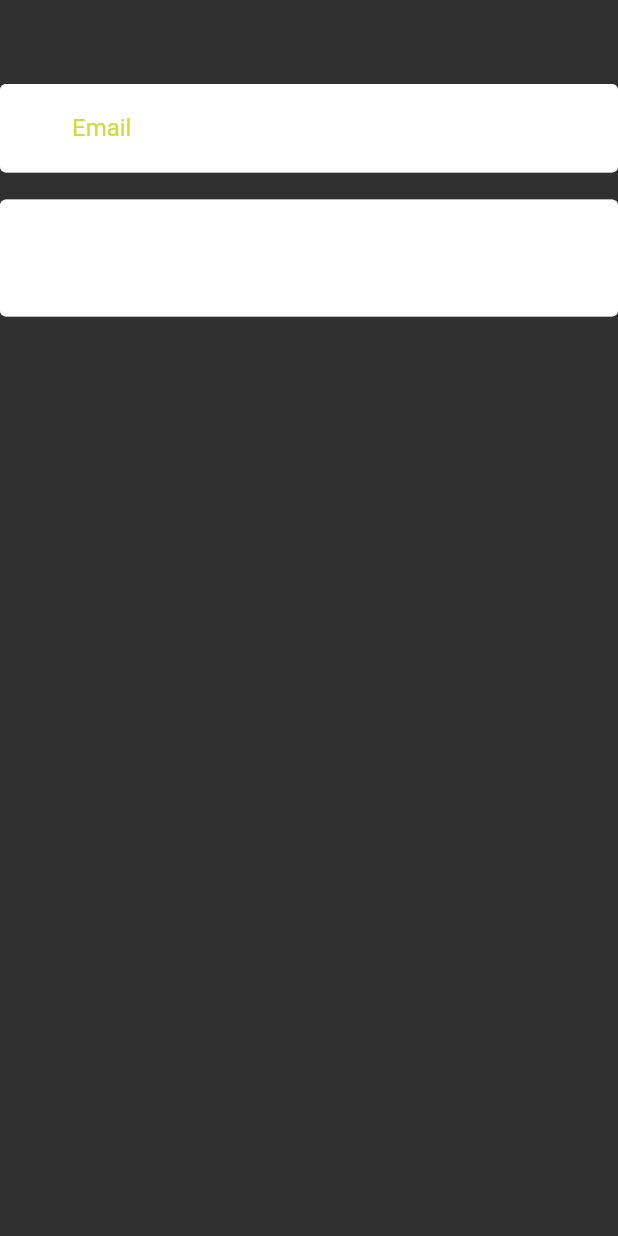
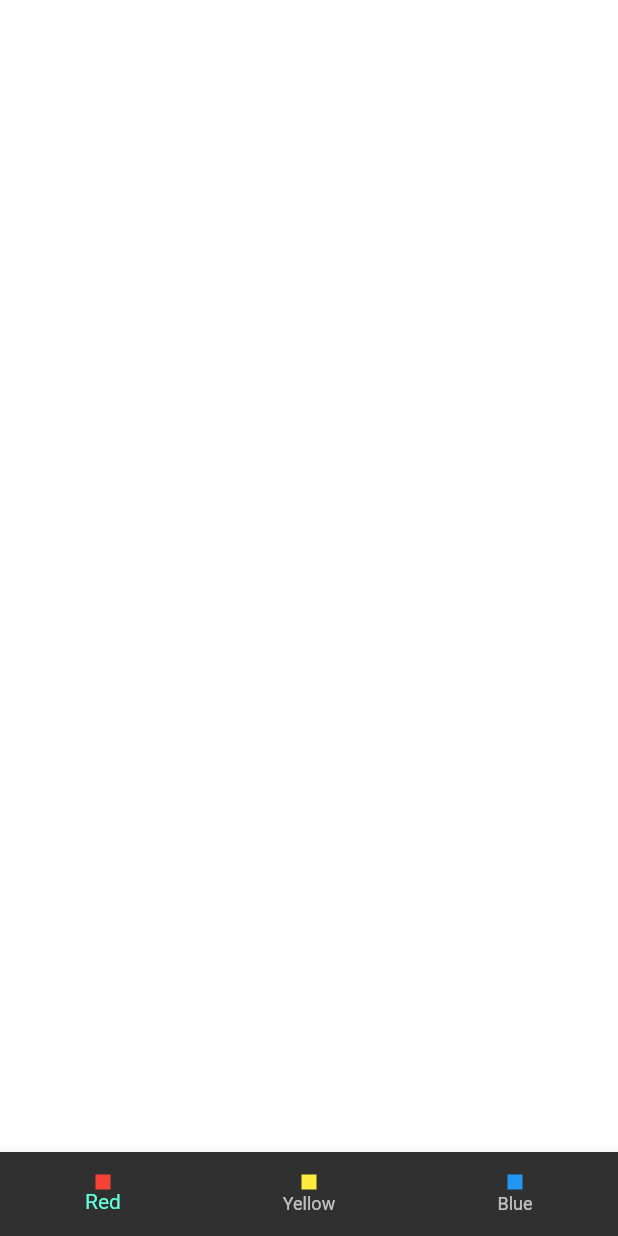
Before and after one commit to emrecan-balgun/flutter-course, a Flutter app: the screen it shows after launch, on a phone screen of 412 x 824 dp. Run offline on Flutter 3.47's test engine with Material 2 defaults, Android fonts, the phone set to English and light mode, and no system bars.

Commit message:
add color demos

```diff
--- /dev/null
+++ b/flutter_full_learn/lib/demos/color_demos_view.dart
@@ -0,0 +1,72 @@
+// Bir ekran olacak
+// Bu ekranda 3 button ve bunlara basinca renk degisimi olacak
+// Secili olan button selected icon olsun
+
+import 'package:flutter/material.dart';
+
+class ColorDemos extends StatefulWidget {
+  const ColorDemos({Key? key, required this.initialColor}) : super(key: key);
+  final Color? initialColor;
+  @override
+  State<ColorDemos> createState() => _ColorDemosState();
+}
+
+class _ColorDemosState extends State<ColorDemos> {
+  Color? _backgroundColor;
+
+  @override
+  void initState() {
+    super.initState();
+    _backgroundColor = widget.initialColor ?? Colors.transparent;
+  }
+
+  @override
+  void didUpdateWidget(covariant ColorDemos oldWidget) {
+    super.didUpdateWidget(oldWidget);
+    if (widget.initialColor != _backgroundColor && widget.initialColor != null) {
+      changeBackgroundColor(widget.initialColor!);
+    }
+  }
+
+  void changeBackgroundColor(Color color) {
+    setState(() {
+      _backgroundColor = color;
+    });
+  }
+
+  @override
+  Widget build(BuildContext context) {
+    return Scaffold(
+      backgroundColor: _backgroundColor,
+      bottomNavigationBar: BottomNavigationBar(onTap: _colorOnTap, items: const [
+        BottomNavigationBarItem(icon: _ColorContainer(color: Colors.red), label: 'Red'),
+        BottomNavigationBarItem(icon: _ColorContainer(color: Colors.yellow), label: 'Yellow'),
+        BottomNavigationBarItem(icon: _ColorContainer(color: Colors.blue), label: 'Blue'),
+      ]),
+    );
+  }
+
+  void _colorOnTap(int value) {
+    if (value == _MyColors.red.index) {
+      changeBackgroundColor(Colors.red);
+    } else if (value == _MyColors.yellow.index) {
+      changeBackgroundColor(Colors.yellow);
+    } else if (value == _MyColors.blue.index) {
+      changeBackgroundColor(Colors.blue);
+    }
+  }
+}
+
+enum _MyColors { red, yellow, blue }
+
+class _ColorContainer extends StatelessWidget {
+  const _ColorContainer({
+    Key? key,
+    required this.color,
+  }) : super(key: key);
+  final Color color;
+  @override
+  Widget build(BuildContext context) {
+    return Container(color: color, width: 10, height: 10);
+  }
+}
--- a/flutter_full_learn/lib/main.dart
+++ b/flutter_full_learn/lib/main.dart
@@ -20,6 +20,7 @@ import 'package:flutter_full_learn/101/stateless_learn.dart';
 import 'package:flutter_full_learn/101/text_field_learn.dart';
 import 'package:flutter_full_learn/101/text_learn_view.dart';
 import 'package:flutter_full_learn/101/button_learn.dart';
+import 'package:flutter_full_learn/demos/color_demos_view.dart';
 import 'package:flutter_full_learn/demos/note_demos_view.dart';
 
 import 'demos/stack_demos_view.dart';
@@ -47,6 +48,7 @@ class MyApp extends StatelessWidget {
             filled: true,
             fillColor: Colors.white,
             iconColor: Colors.red,
+
             labelStyle: TextStyle(color: Colors.lime),
             border: OutlineInputBorder(),
             floatingLabelStyle: TextStyle(color: Colors.red, fontSize: 24, fontWeight: FontWeight.w600),
@@ -58,7 +60,7 @@ class MyApp extends StatelessWidget {
           systemOverlayStyle: SystemUiOverlayStyle.light, // for status bar theme color
         )
       ),
-      home: const TextFieldLearn(),
+      home: const ColorDemos(initialColor: null,),
     );
   }
 }
```
